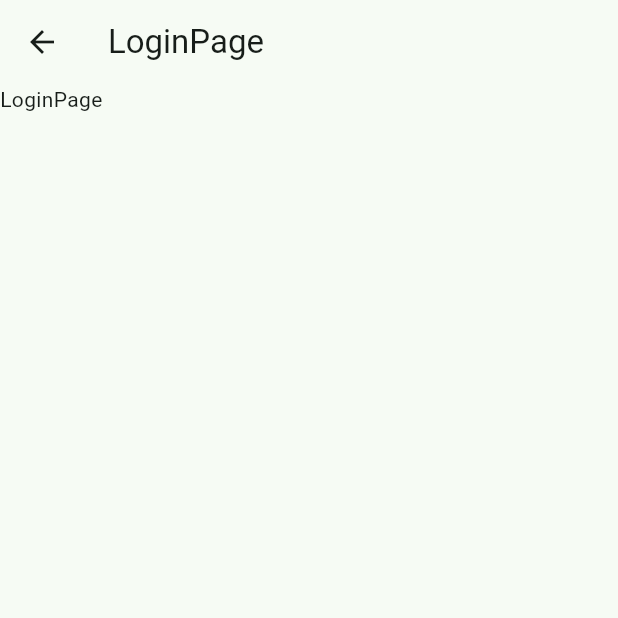
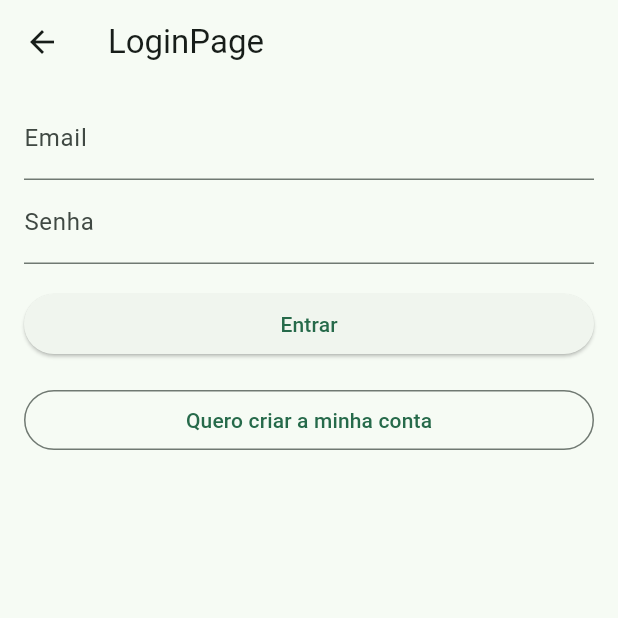
Before and after one commit to WebEvolui/app-hortifruti-pratico-flutter-getx, a Flutter app: the LoginPage screen opened by its route, on a phone screen of 412 x 824 dp, the top half of it. Run offline on Flutter 3.47's test engine with Material 2 defaults, Android fonts, the phone set to English and light mode, and no system bars; our stand-ins replace get, transparent_image; network calls fail.

Commit message:
Criado os campos do formulário do login

```diff
--- a/lib/app/modules/login/controller.dart
+++ b/lib/app/modules/login/controller.dart
@@ -1,5 +1,12 @@
+import 'package:flutter/material.dart';
 import 'package:get/get.dart';
 
 class LoginController extends GetxController {
 
+  var emailController = TextEditingController();
+  var passwordController = TextEditingController();
+
+  void login() {
+
+  }
 }
--- a/lib/app/modules/login/page.dart
+++ b/lib/app/modules/login/page.dart
@@ -8,7 +8,62 @@ class LoginPage extends GetView<LoginController> {
   Widget build(BuildContext context) {
     return Scaffold(
       appBar: AppBar(title: Text('LoginPage')),
-      body: Text('LoginPage')
+      body: SingleChildScrollView(
+        padding: const EdgeInsets.symmetric(vertical: 8.0, horizontal: 16.0),
+        child: Column(
+          children: [
+            TextFormField(
+              controller: controller.emailController,
+              decoration: const InputDecoration(
+                labelText: 'Email',
+              ),
+              validator: (String? value) {
+                if (value != null && value.isEmpty) {
+                  return 'Informe o seu email';
+                }
+
+                return null;
+              },
+            ),
+            TextFormField(
+              controller: controller.passwordController,
+              decoration: const InputDecoration(
+                labelText: 'Senha',
+              ),
+              validator: (String? value) {
+                if (value != null && value.isEmpty) {
+                  return 'Informe a sua senha';
+                }
+
+                return null;
+              },
+            ),
+            Row(
+              children: [
+                Expanded(
+                  child: Padding(
+                    padding: const EdgeInsets.symmetric(vertical: 16.0),
+                    child: ElevatedButton(
+                      onPressed: controller.login,
+                      child: Text('Entrar')
+                    ),
+                  ),
+                ),
+              ],
+            ),
+            Row(
+              children: [
+                Expanded(
+                  child: OutlinedButton(
+                    onPressed: () {},
+                    child: Text('Quero criar a minha conta')
+                  ),
+                ),
+              ],
+            ),
+          ],
+        ),
+      )
     );
   }
 }
```
